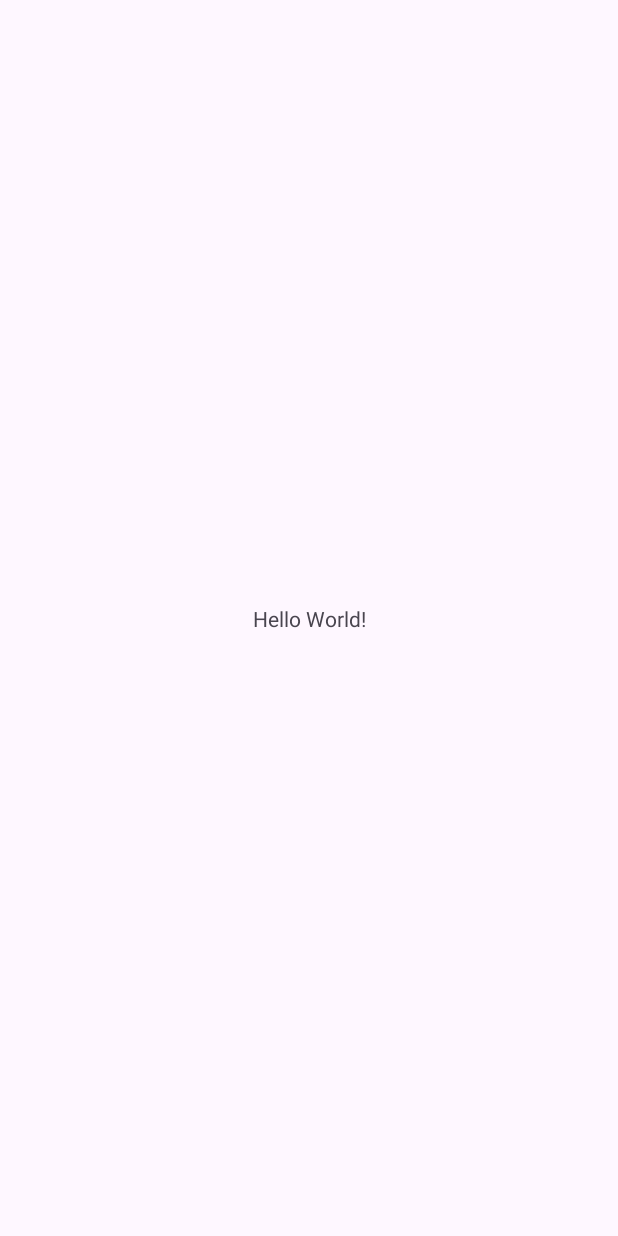
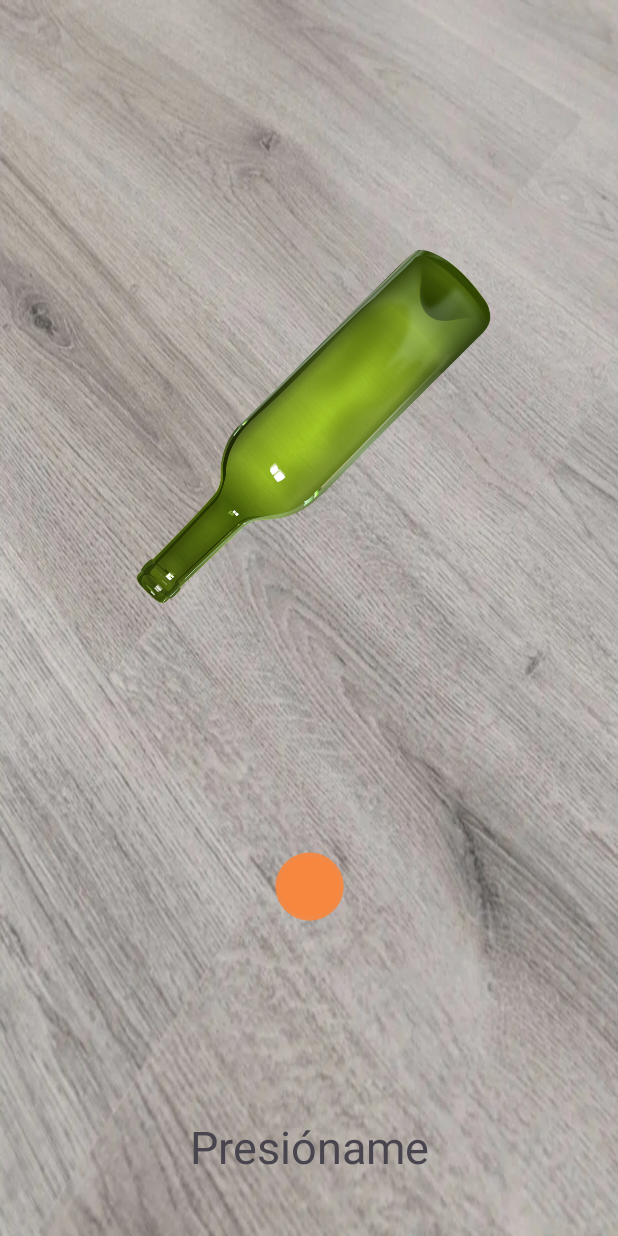
Before and after one commit to josegabjimenez/aplicaciones-moviles-1, an Android app: the screen it shows after launch (MainActivity), on a phone screen of 412 x 824 dp. Before the commit the screen is almost empty. Run offline under Robolectric (Android 15) with nearby library versions, the phone set to English and light mode, and no system bars.

Commit message:
first part of the home page implemented (everything except the toolbar)

```diff
--- a/app/build.gradle.kts
+++ b/app/build.gradle.kts
@@ -94,4 +94,7 @@ dependencies {
     //API SplashScreen
 
     implementation ("androidx.core:core-splashscreen:1.0.1")
+
+    //Biblioteca Lottie
+    implementation ("com.airbnb.android:lottie:4.1.0")
 }
--- a/app/src/main/java/com/example/equipocinco/view/MainActivity.kt
+++ b/app/src/main/java/com/example/equipocinco/view/MainActivity.kt
@@ -1,12 +1,82 @@
 package com.example.equipocinco.view
 
+
+import android.annotation.SuppressLint
+import android.os.Bundle
 import androidx.appcompat.app.AppCompatActivity
-import android.os.Bundle
+import com.airbnb.lottie.LottieAnimationView
 import com.example.equipocinco.R
+import android.view.MotionEvent
+import android.widget.TextView
+import android.os.CountDownTimer
+import android.view.View
+
 
 class MainActivity : AppCompatActivity() {
+
+    private lateinit var interfaceText: TextView
+    private lateinit var interfaceTimer: CountDownTimer
+    @SuppressLint("ClickableViewAccessibility")
     override fun onCreate(savedInstanceState: Bundle?) {
         super.onCreate(savedInstanceState)
         setContentView(R.layout.activity_main)
+
+        //Logica del boton interactivo
+        val lottieButton = findViewById<LottieAnimationView>(R.id.pushmeButton)
+        val layoutParams = lottieButton.layoutParams
+
+        lottieButton.setOnTouchListener { _, motionEvent ->
+            when (motionEvent.action) {
+                MotionEvent.ACTION_DOWN -> {
+                    layoutParams.width = layoutParams.width - 40
+                    layoutParams.height = layoutParams.width - 40
+                    lottieButton.layoutParams = layoutParams
+                    true
+                }
+                MotionEvent.ACTION_UP, MotionEvent.ACTION_CANCEL -> {
+
+                    layoutParams.width = layoutParams.width + 40
+                    layoutParams.height = layoutParams.width + 40
+                    lottieButton.layoutParams = layoutParams
+                    true
+                }
+                else -> false
+            }
+        }
+
+        //logica de la cuenta regresiva
+
+
+        interfaceText = findViewById(R.id.interfaceText)
+        val initial_number = interfaceText.text.toString().toLong()
+        startCountdown(initial_number)
+
     }
+
+
+    private fun startCountdown(initialNumber: Long){
+         interfaceTimer = object : CountDownTimer(initialNumber * 1000, 1000) {
+            override fun onTick(millisUntilFinished: Long) {
+                // Actualizar el TextView en cada tick
+                val secondsRemaining = millisUntilFinished / 1000
+                interfaceText.text = secondsRemaining.toString()
+            }
+
+            override fun onFinish() {
+                // Acciones cuando la cuenta regresiva termina
+                interfaceText.visibility = View.GONE
+            }
+        }
+
+        // Iniciar la cuenta regresiva
+        interfaceTimer.start()
+    }
+    override fun onDestroy() {
+        // Detener la cuenta regresiva al destruir la actividad
+        interfaceTimer.cancel()
+        super.onDestroy()
+    }
+
+
+
 }
--- a/app/src/main/res/layout/activity_main.xml
+++ b/app/src/main/res/layout/activity_main.xml
@@ -4,15 +4,62 @@
     xmlns:tools="http://schemas.android.com/tools"
     android:layout_width="match_parent"
     android:layout_height="match_parent"
+    android:background="@drawable/piso"
     tools:context=".view.MainActivity">
 
+
+    <ImageView
+        android:id="@+id/imageView"
+        android:layout_width="300dp"
+        android:layout_height="300dp"
+        android:layout_centerHorizontal="true"
+        android:layout_centerVertical="true"
+        android:layout_marginTop="140dp"
+
+        android:src="@drawable/botella_main_page"
+        app:layout_constraintEnd_toEndOf="parent"
+        app:layout_constraintHorizontal_bias="0.495"
+        app:layout_constraintStart_toStartOf="parent"
+        app:layout_constraintTop_toTopOf="parent" />
+
+    <com.airbnb.lottie.LottieAnimationView
+        android:id="@+id/pushmeButton"
+        android:layout_width="130dp"
+        android:layout_height="130dp"
+        android:layout_marginTop="7dp"
+        android:layout_marginBottom="10dp"
+        app:layout_constraintBottom_toTopOf="@+id/textView2"
+        app:layout_constraintEnd_toEndOf="parent"
+        app:layout_constraintStart_toStartOf="parent"
+        app:layout_constraintTop_toBottomOf="@+id/imageView"
+        app:lottie_autoPlay="true"
+        app:lottie_loop="true"
+        app:lottie_rawRes="@raw/dinamic_button" />
+
     <TextView
+        android:id="@+id/textView2"
         android:layout_width="wrap_content"
         android:layout_height="wrap_content"
-        android:text="Hello World!"
+        android:text="@string/push_me"
+        android:textSize="30sp"
         app:layout_constraintBottom_toBottomOf="parent"
         app:layout_constraintEnd_toEndOf="parent"
         app:layout_constraintStart_toStartOf="parent"
-        app:layout_constraintTop_toTopOf="parent" />
+        app:layout_constraintTop_toTopOf="parent"
+        app:layout_constraintVertical_bias="0.95" />
+
+    <TextView
+        android:id="@+id/interfaceText"
+        android:layout_width="wrap_content"
+        android:layout_height="wrap_content"
+        android:text="@string/regresive_count_number"
+        android:textSize="30sp"
+        android:textColor="@color/orange"
+        app:layout_constraintBottom_toBottomOf="parent"
+        app:layout_constraintEnd_toEndOf="@+id/imageView"
+        app:layout_constraintHorizontal_bias="0.544"
+        app:layout_constraintStart_toStartOf="@+id/imageView"
+        app:layout_constraintTop_toTopOf="@+id/imageView"
+        app:layout_constraintVertical_bias="0.242" />
 
 </androidx.constraintlayout.widget.ConstraintLayout>
--- a/app/src/main/res/values/strings.xml
+++ b/app/src/main/res/values/strings.xml
@@ -1,4 +1,6 @@
 <resources>
     <string name="app_name">equipoCinco</string>
     <string name="splash_screen_text">pico botella</string>
+    <string name="push_me">Presióname</string>
+    <string name="regresive_count_number">4</string>
 </resources>
```
Also changed, not shown: app/src/main/res/raw/dinamic_button.json (added, +1 -0 lines), app/src/main/res/drawable/botella_main_page.png (added), app/src/main/res/drawable/piso.png (added).
